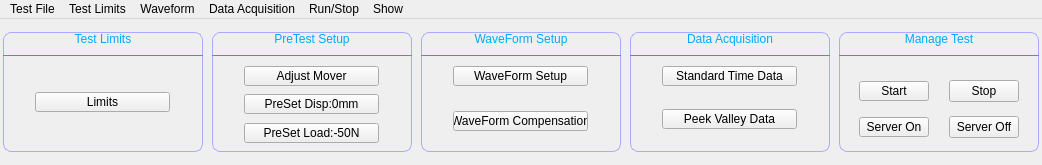
First picture: the form in SWDev/SWDev/TestSetup.ui, repository PingJian2019/sw-device, before the edit.
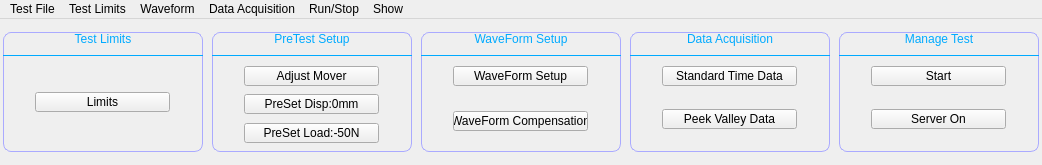
Second picture: the form after the edit.

```diff
--- a/SWDev/SWDev/TestSetup.ui
+++ b/SWDev/SWDev/TestSetup.ui
@@ -1204,19 +1204,6 @@
          </item>
         </layout>
        </item>
-       <item>
-        <spacer name="verticalSpacer_10">
-         <property name="orientation">
-          <enum>Qt::Vertical</enum>
-         </property>
-         <property name="sizeHint" stdset="0">
-          <size>
-           <width>20</width>
-           <height>8</height>
-          </size>
-         </property>
-        </spacer>
-       </item>
        <item>
         <layout class="QHBoxLayout" name="horizontalLayout_22">
          <item>
@@ -1236,13 +1223,13 @@
           <widget class="QPushButton" name="pushButton_15">
            <property name="minimumSize">
             <size>
-             <width>70</width>
+             <width>135</width>
              <height>20</height>
             </size>
            </property>
            <property name="maximumSize">
             <size>
-             <width>70</width>
+             <width>135</width>
              <height>20</height>
             </size>
            </property>
@@ -1251,38 +1238,6 @@
            </property>
           </widget>
          </item>
-         <item>
-          <spacer name="horizontalSpacer_3">
-           <property name="orientation">
-            <enum>Qt::Horizontal</enum>
-           </property>
-           <property name="sizeHint" stdset="0">
-            <size>
-             <width>40</width>
-             <height>20</height>
-            </size>
-           </property>
-          </spacer>
-         </item>
-         <item>
-          <widget class="QPushButton" name="pushButton">
-           <property name="minimumSize">
-            <size>
-             <width>70</width>
-             <height>0</height>
-            </size>
-           </property>
-           <property name="maximumSize">
-            <size>
-             <width>70</width>
-             <height>16777215</height>
-            </size>
-           </property>
-           <property name="text">
-            <string>Stop</string>
-           </property>
-          </widget>
-         </item>
          <item>
           <spacer name="horizontalSpacer_40">
            <property name="orientation">
@@ -1330,13 +1285,13 @@
           <widget class="QPushButton" name="pushButton_16">
            <property name="minimumSize">
             <size>
-             <width>70</width>
+             <width>135</width>
              <height>20</height>
             </size>
            </property>
            <property name="maximumSize">
             <size>
-             <width>65</width>
+             <width>135</width>
              <height>20</height>
             </size>
            </property>
@@ -1345,38 +1300,6 @@
            </property>
           </widget>
          </item>
-         <item>
-          <spacer name="horizontalSpacer_4">
-           <property name="orientation">
-            <enum>Qt::Horizontal</enum>
-           </property>
-           <property name="sizeHint" stdset="0">
-            <size>
-             <width>40</width>
-             <height>20</height>
-            </size>
-           </property>
-          </spacer>
-         </item>
-         <item>
-          <widget class="QPushButton" name="pushButton_2">
-           <property name="minimumSize">
-            <size>
-             <width>70</width>
-             <height>0</height>
-            </size>
-           </property>
-           <property name="maximumSize">
-            <size>
-             <width>70</width>
-             <height>16777215</height>
-            </size>
-           </property>
-           <property name="text">
-            <string>Server Off</string>
-           </property>
-          </widget>
-         </item>
          <item>
           <spacer name="horizontalSpacer_42">
            <property name="orientation">
```
Left out of the diff: 10 changed lines with no effect on the pictures.
